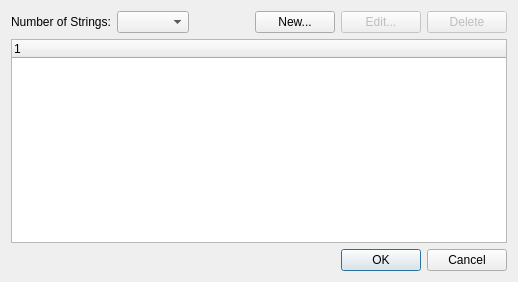
Qt form source/dialogs/tuningdictionarydialog.ui (powertab/powertabeditor) before a commit.
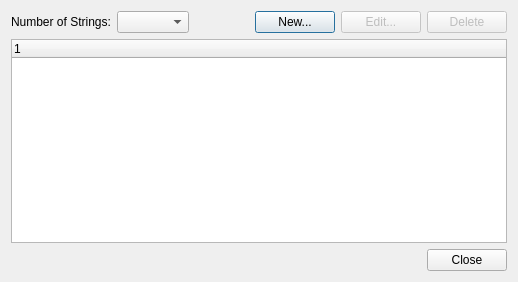
The same form after that commit.

The edit to the form file:
```diff
--- a/source/dialogs/tuningdictionarydialog.ui
+++ b/source/dialogs/tuningdictionarydialog.ui
@@ -94,7 +94,7 @@
       <enum>Qt::Horizontal</enum>
      </property>
      <property name="standardButtons">
-      <set>QDialogButtonBox::Cancel|QDialogButtonBox::Ok</set>
+      <set>QDialogButtonBox::Close</set>
      </property>
     </widget>
    </item>
```
